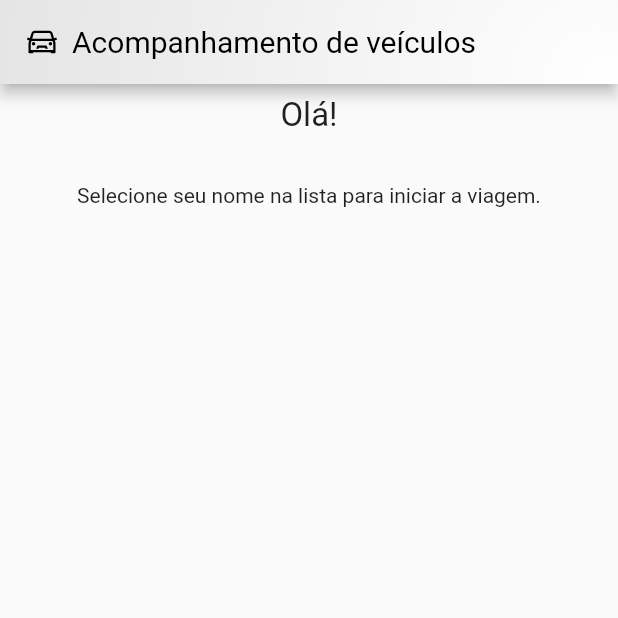
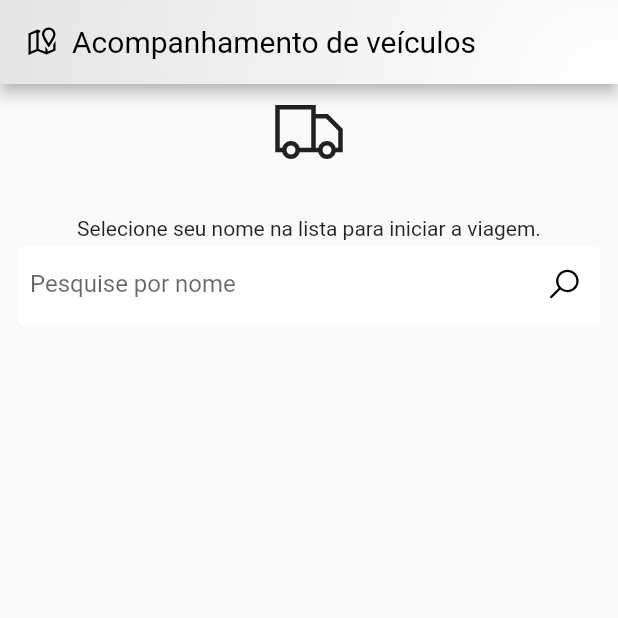
Before and after one commit to fortmea/App-projeto-integrador-5, a Flutter app: the screen it shows after launch, on a phone screen of 412 x 824 dp, the top half of it. Run offline on Flutter 3.47's test engine with Material 2 defaults, Android fonts, the light colour scheme and no system bars; our stand-ins replace firebase_core, firebase_database, geolocator, line_awesome_flutter; accounts and stored records are empty; generated files the repository leaves out were written again.

Commit message:
Função pesquisa adicionada

```diff
--- a/pi5/lib/Home.dart
+++ b/pi5/lib/Home.dart
@@ -12,14 +12,45 @@ class homePageState extends StatefulWidget {
 }
 
 class _homePageStateState extends State<homePageState> {
+  late TextEditingController _textEditingController;
   Map<dynamic, dynamic> caminhoneiros = {};
   int _count = 0;
+  double _elevation = 0;
   @override
   void initState() {
+    _elevation = 0;
     _count = 0;
     caminhoneiros = {};
     dados();
+    _textEditingController = TextEditingController();
     super.initState();
+  }
+
+  @override
+  void dispose() {
+    _textEditingController.dispose();
+    super.dispose();
+  }
+
+  void search(query) {
+    if (query != '') {
+      Map<dynamic, dynamic> nmapa = {};
+      for (int i = 0; i < caminhoneiros.length; i++) {
+        if (caminhoneiros[caminhoneiros.keys.elementAt(i)]["nome"]
+                .toString()
+                .toLowerCase()
+                .contains(query.toString().toLowerCase()) ==
+            true) {
+          nmapa[i] = caminhoneiros[caminhoneiros.keys.elementAt(i)];
+        }
+      }
+      setState(() {
+        caminhoneiros = nmapa;
+        _count = nmapa.length;
+      });
+    } else {
+      dados();
+    }
   }
 
   void dados() async {
@@ -36,7 +67,8 @@ class _homePageStateState extends State<homePageState> {
 
   @override
   Widget build(BuildContext context) {
-    return Scaffold(
+    return GestureDetector(
+      child: Scaffold(
         appBar: AppBar(
           flexibleSpace: Container(
             decoration: const BoxDecoration(
@@ -49,15 +81,15 @@ class _homePageStateState extends State<homePageState> {
           ),
           title: Row(children: const [
             Icon(
-            LineAwesomeIcons.car,
+              LineAwesomeIcons.map_marked,
               color: Colors.black,
             ),
             Padding(
                 padding: EdgeInsets.only(left: 8),
                 child: Text(
                   "Acompanhamento de veículos",
-                style:
-                    TextStyle(color: Colors.black, fontWeight: FontWeight.w400),
+                  style: TextStyle(
+                      color: Colors.black, fontWeight: FontWeight.w400),
                 ))
           ]),
         ),
@@ -69,9 +101,9 @@ class _homePageStateState extends State<homePageState> {
               Row(
                 mainAxisAlignment: MainAxisAlignment.center,
                 children: const [
-                Text(
-                  "Olá!",
-                  style: TextStyle(fontSize: 22),
+                  Icon(
+                    LineAwesomeIcons.truck_moving,
+                    size: 48,
                   )
                 ],
               ),
@@ -80,8 +112,35 @@ class _homePageStateState extends State<homePageState> {
                   child: Row(
                     mainAxisAlignment: MainAxisAlignment.center,
                     children: const [
-                    Text("Selecione seu nome na lista para iniciar a viagem."),
+                      Text(
+                          "Selecione seu nome na lista para iniciar a viagem."),
                     ],
+                  )),
+              Card(
+                  elevation: _elevation,
+                  child: SizedBox(
+                    //padding: const EdgeInsets.only(top: 16, bottom: 16),
+
+                    height: MediaQuery.of(context).size.height / 16,
+                    child: TextField(
+                      onTap: () {
+                        setState(() {
+                          _elevation = 8.0;
+                        });
+                      },
+                      onChanged: (value) {
+                        search(value);
+                      },
+                      decoration: const InputDecoration(
+                        labelText: 'Pesquise por nome',
+                        suffixIcon: Icon(
+                          LineAwesomeIcons.search,
+                          color: Colors.black,
+                        ),
+                        border: InputBorder.none,
+                        contentPadding: EdgeInsets.all(8),
+                      ),
+                    ),
                   )),
               Expanded(
                   child: ListView.builder(
@@ -105,6 +164,13 @@ class _homePageStateState extends State<homePageState> {
                                                       .elementAt(index)]),
                                         ));
                                   },
+                                  /*onLongPress: () {
+                                  ScaffoldMessenger.of(context).showSnackBar(
+                                      SnackBar(
+                                          content: Text(caminhoneiros[
+                                              caminhoneiros.keys
+                                                  .elementAt(index)]["cpf"])));
+                                },*/
                                   child: Row(children: [
                                     Padding(
                                         padding: const EdgeInsets.all(16),
@@ -125,6 +191,13 @@ class _homePageStateState extends State<homePageState> {
             ],
           ),
         ),
+      ),
+      onTap: () {
+        FocusManager.instance.primaryFocus?.unfocus();
+        setState(() {
+          _elevation = 0.0;
+        });
+      },
     );
   }
 }
--- a/pi5/lib/Rastreio.dart
+++ b/pi5/lib/Rastreio.dart
@@ -164,6 +164,7 @@ class _rastreioPageState extends State<rastreioPage> {
                     children: [
                       ElevatedButton.icon(
                         style: ElevatedButton.styleFrom(
+
                             primary: Colors.white, elevation: 10),
                         onPressed: () {
                           if (_rastreando == false) {
```
Lines whose indentation alone changed are shown as unchanged.
